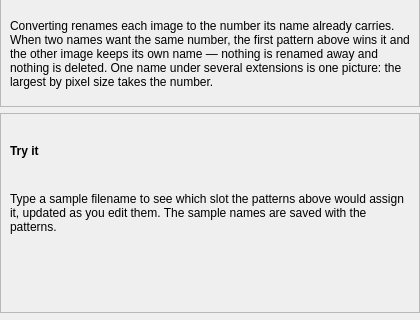
This is packages/rehuco-agent/src/rehuco_agent/settings/ui/screenshot_patterns_page.ui in borco/rehuco as Qt 5 draws it before an edit; both pictures show x 0 to 420 and y 300 to 620 of the 420 by 620 pixel window. The edited form follows.
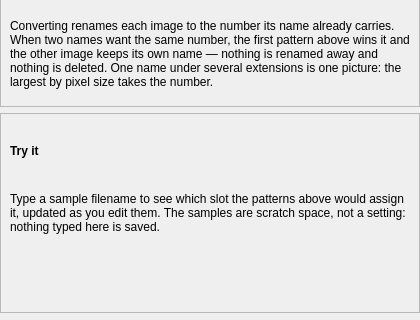
This is the edited form. Custom widgets are drawn as their Qt base class.

Commit message: refs #322: feat(agent): Locations settings group with per-type name templates

What changed in the file:
```diff
--- a/packages/rehuco-agent/src/rehuco_agent/settings/ui/screenshot_patterns_page.ui
+++ b/packages/rehuco-agent/src/rehuco_agent/settings/ui/screenshot_patterns_page.ui
@@ -125,7 +125,7 @@
       <item>
        <widget class="WrappingLabel" name="try_it_note_label">
         <property name="text">
-         <string>Type a sample filename to see which slot the patterns above would assign it, updated as you edit them. The sample names are saved with the patterns.</string>
+         <string>Type a sample filename to see which slot the patterns above would assign it, updated as you edit them. The samples are scratch space, not a setting: nothing typed here is saved.</string>
         </property>
         <property name="wordWrap">
          <bool>true</bool>
```
Left out of the diff: 3 changed lines with no effect on the pictures. The commit also changes 21 other files.
